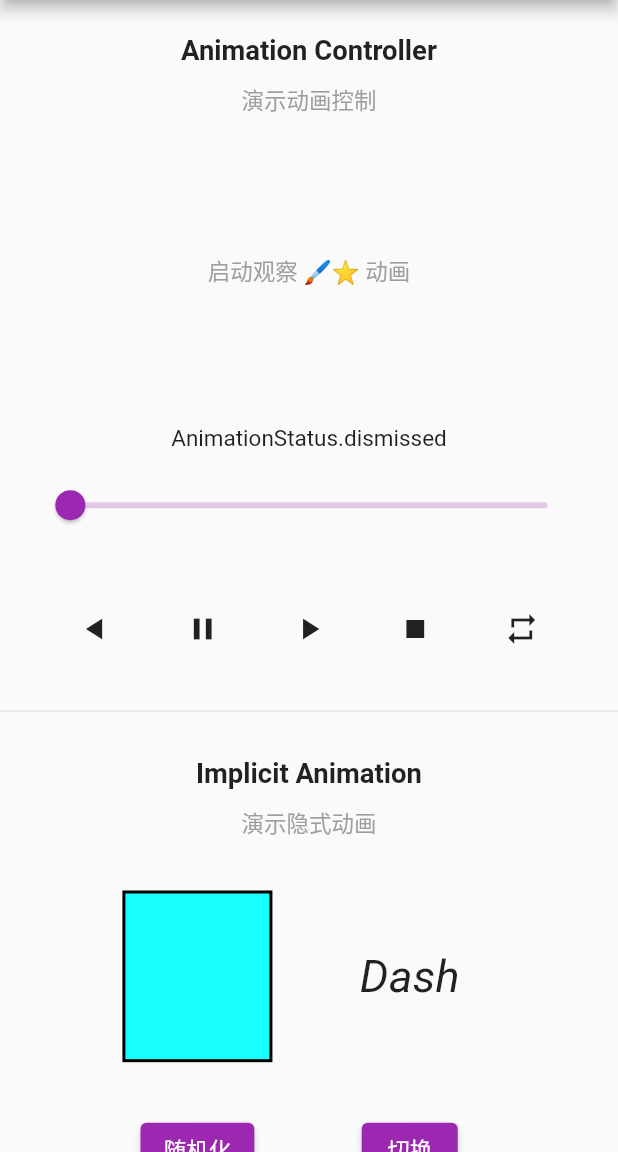
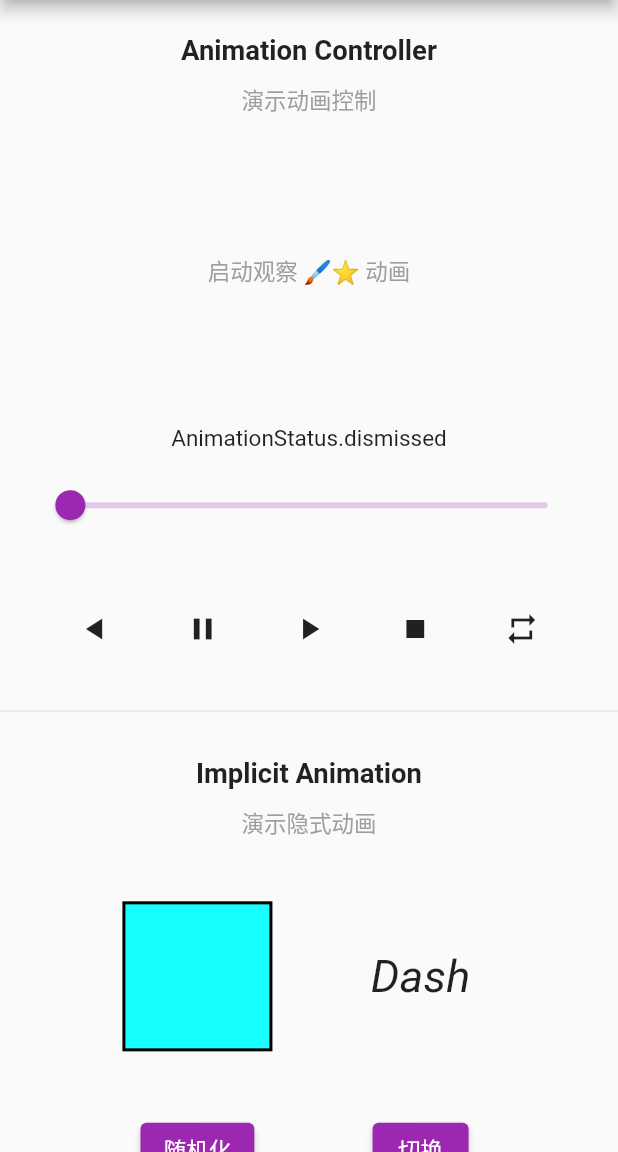
Before and after one commit to SimonCherryGZ/flutter_resume, a Flutter app: the SampleAnimationScreen screen opened by its route, on a phone screen of 412 x 824 dp, the part 84-1236 px from its top. Run offline on Flutter 3.47's test engine with Material 2 defaults, Android fonts, the light colour scheme and no system bars; drawn by our look-alikes of flutter_easyloading, oktoast; our stand-ins replace bloc, cached_network_image, device_preview, dio, easy_refresh, flutter_bloc and 4 more; missing offline and left inert: flutter_syntax_view; accounts and stored records are empty; generated files the repository leaves out were written again; network calls fail; statements that could not run were skipped.

Commit message:
fix(sample): 隐式动画示例布局瑕疵

```diff
--- a/lib/presentation/sample/animation/widget/implicit_animation_showcase_widget.dart
+++ b/lib/presentation/sample/animation/widget/implicit_animation_showcase_widget.dart
@@ -38,9 +38,11 @@ class _AnimatedContainerShowcase extends StatelessWidget {
           return Column(
             children: [
               SizedBox(
+                width: 100.ss(),
                 height: 100.ss(),
-                child:
-                    BlocBuilder<AnimatedContainerCubit, AnimatedContainerState>(
+                child: Center(
+                  child: BlocBuilder<AnimatedContainerCubit,
+                      AnimatedContainerState>(
                     builder: (context, state) {
                       return AnimatedContainer(
                         duration: const Duration(milliseconds: 300),
@@ -56,6 +58,7 @@ class _AnimatedContainerShowcase extends StatelessWidget {
                         ),
                       );
                     },
+                  ),
                 ),
               ),
               SizedBox(height: 30.ss()),
```
Lines whose indentation alone changed are shown as unchanged.
